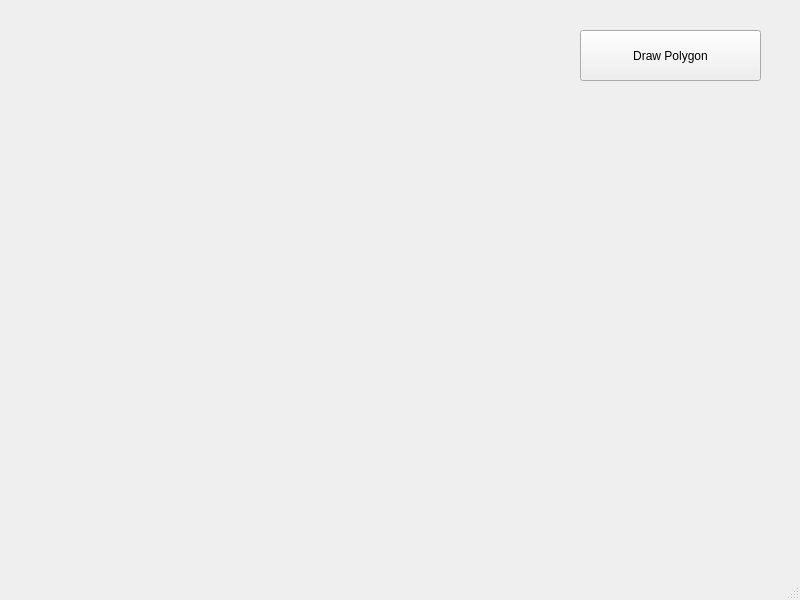
This is assignment_4/mainwindow.ui in shubham0204/PICT_Coursework as Qt 5 draws it before an edit. The edited form follows.
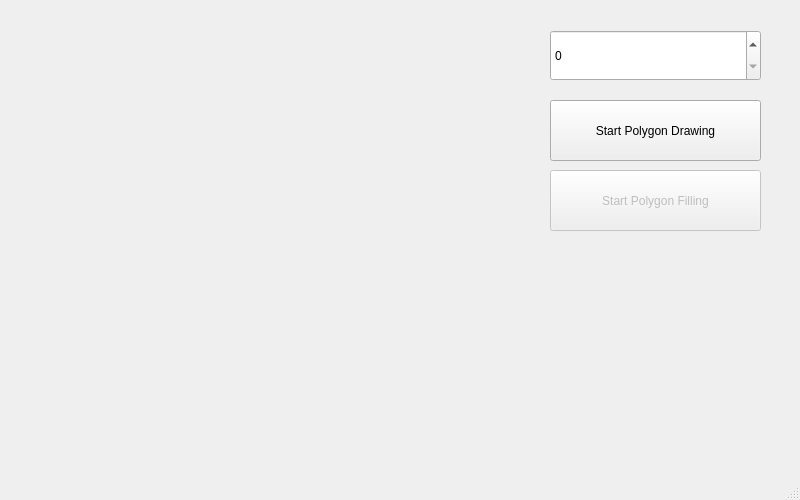
This is the edited form.

The edit to the form file:
```diff
--- a/assignment_4/mainwindow.ui
+++ b/assignment_4/mainwindow.ui
@@ -7,7 +7,7 @@
     <x>0</x>
     <y>0</y>
     <width>800</width>
-    <height>600</height>
+    <height>500</height>
    </rect>
   </property>
   <property name="windowTitle">
@@ -17,8 +17,8 @@
    <widget class="QLabel" name="drawingArea">
     <property name="geometry">
      <rect>
-      <x>30</x>
-      <y>30</y>
+      <x>0</x>
+      <y>0</y>
       <width>500</width>
       <height>500</height>
      </rect>
@@ -27,29 +27,58 @@
      <string/>
     </property>
    </widget>
-   <widget class="QPushButton" name="pushButton">
+   <widget class="QLabel" name="points_info">
     <property name="geometry">
      <rect>
-      <x>580</x>
+      <x>560</x>
+      <y>250</y>
+      <width>171</width>
+      <height>231</height>
+     </rect>
+    </property>
+    <property name="text">
+     <string/>
+    </property>
+   </widget>
+   <widget class="QSpinBox" name="numVerticesSelector">
+    <property name="geometry">
+     <rect>
+      <x>550</x>
       <y>30</y>
-      <width>181</width>
+      <width>211</width>
       <height>51</height>
      </rect>
     </property>
+   </widget>
+   <widget class="QPushButton" name="startButton">
+    <property name="geometry">
+     <rect>
+      <x>550</x>
+      <y>100</y>
+      <width>211</width>
+      <height>61</height>
+     </rect>
+    </property>
     <property name="text">
-     <string>Draw Polygon</string>
+     <string>Start Polygon Drawing</string>
     </property>
    </widget>
-  </widget>
-  <widget class="QMenuBar" name="menubar">
-   <property name="geometry">
-    <rect>
-     <x>0</x>
-     <y>0</y>
-     <width>800</width>
-     <height>26</height>
-    </rect>
-   </property>
+   <widget class="QPushButton" name="startFillButton">
+    <property name="enabled">
+     <bool>false</bool>
+    </property>
+    <property name="geometry">
+     <rect>
+      <x>550</x>
+      <y>170</y>
+      <width>211</width>
+      <height>61</height>
+     </rect>
+    </property>
+    <property name="text">
+     <string>Start Polygon Filling</string>
+    </property>
+   </widget>
   </widget>
   <widget class="QStatusBar" name="statusbar"/>
  </widget>
```
